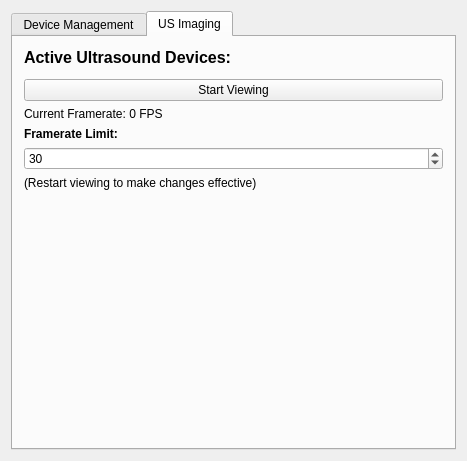
The window that Plugins/org.mitk.gui.qt.ultrasound/src/internal/UltrasoundSupportControls.ui (MITK/MITK) describes before a commit, drawn with Qt 5.
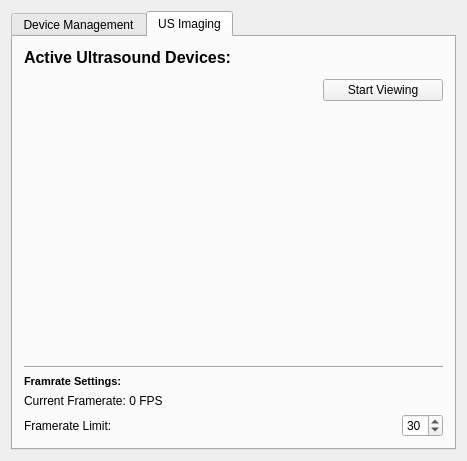
The same window after the commit. The open tabs and pages were chosen to show the change. Custom widgets are drawn as their Qt base class.

Patch:
```diff
--- a/Plugins/org.mitk.gui.qt.ultrasound/src/internal/UltrasoundSupportControls.ui
+++ b/Plugins/org.mitk.gui.qt.ultrasound/src/internal/UltrasoundSupportControls.ui
@@ -20,7 +20,7 @@
    <string>QmitkTemplate</string>
   </property>
   <layout class="QGridLayout" name="gridLayout">
-   <item row="0" column="0">
+   <item row="1" column="0">
     <widget class="QTabWidget" name="tabWidget">
      <property name="currentIndex">
       <number>0</number>
@@ -102,12 +102,66 @@
         </widget>
        </item>
        <item>
+        <layout class="QHBoxLayout" name="horizontalLayout_2">
+         <item>
+          <spacer name="horizontalSpacer_2">
+           <property name="orientation">
+            <enum>Qt::Horizontal</enum>
+           </property>
+           <property name="sizeHint" stdset="0">
+            <size>
+             <width>40</width>
+             <height>20</height>
+            </size>
+           </property>
+          </spacer>
+         </item>
+         <item>
         <widget class="QPushButton" name="m_BtnView">
+           <property name="minimumSize">
+            <size>
+             <width>120</width>
+             <height>0</height>
+            </size>
+           </property>
          <property name="text">
           <string>Start Viewing</string>
          </property>
         </widget>
        </item>
+        </layout>
+       </item>
+       <item>
+        <spacer name="verticalSpacer_2">
+         <property name="orientation">
+          <enum>Qt::Vertical</enum>
+         </property>
+         <property name="sizeHint" stdset="0">
+          <size>
+           <width>20</width>
+           <height>40</height>
+          </size>
+         </property>
+        </spacer>
+       </item>
+       <item>
+        <widget class="Line" name="line">
+         <property name="orientation">
+          <enum>Qt::Horizontal</enum>
+         </property>
+        </widget>
+       </item>
+       <item>
+        <widget class="QLabel" name="label_3">
+         <property name="text">
+          <string>&lt;!DOCTYPE HTML PUBLIC &quot;-//W3C//DTD HTML 4.0//EN&quot; &quot;http://www.w3.org/TR/REC-html40/strict.dtd&quot;&gt;
+&lt;html&gt;&lt;head&gt;&lt;meta name=&quot;qrichtext&quot; content=&quot;1&quot; /&gt;&lt;style type=&quot;text/css&quot;&gt;
+p, li { white-space: pre-wrap; }
+&lt;/style&gt;&lt;/head&gt;&lt;body style=&quot; font-family:'MS Shell Dlg 2'; font-size:7.8pt; font-weight:400; font-style:normal;&quot;&gt;
+&lt;p style=&quot; margin-top:0px; margin-bottom:0px; margin-left:0px; margin-right:0px; -qt-block-indent:0; text-indent:0px;&quot;&gt;&lt;span style=&quot; font-size:8pt; font-weight:600;&quot;&gt;Framrate Settings:&lt;/span&gt;&lt;/p&gt;&lt;/body&gt;&lt;/html&gt;</string>
+         </property>
+        </widget>
+       </item>
        <item>
         <widget class="QLabel" name="m_FramerateLabel">
          <property name="text">
@@ -116,18 +170,27 @@
         </widget>
        </item>
        <item>
-        <widget class="QLabel" name="label_3">
-         <property name="font">
-          <font>
-           <weight>75</weight>
-           <bold>true</bold>
-          </font>
-         </property>
+        <layout class="QHBoxLayout" name="horizontalLayout">
+         <item>
+          <widget class="QLabel" name="label_2">
          <property name="text">
           <string>Framerate Limit:</string>
          </property>
         </widget>
        </item>
+         <item>
+          <spacer name="horizontalSpacer">
+           <property name="orientation">
+            <enum>Qt::Horizontal</enum>
+           </property>
+           <property name="sizeHint" stdset="0">
+            <size>
+             <width>40</width>
+             <height>20</height>
+            </size>
+           </property>
+          </spacer>
+         </item>
        <item>
         <widget class="QSpinBox" name="m_FrameRate">
          <property name="minimum">
@@ -141,25 +204,7 @@
          </property>
         </widget>
        </item>
-       <item>
-        <widget class="QLabel" name="label_2">
-         <property name="text">
-          <string>(Restart viewing to make changes effective)</string>
-         </property>
-        </widget>
-       </item>
-       <item>
-        <spacer name="verticalSpacer_2">
-         <property name="orientation">
-          <enum>Qt::Vertical</enum>
-         </property>
-         <property name="sizeHint" stdset="0">
-          <size>
-           <width>20</width>
-           <height>40</height>
-          </size>
-         </property>
-        </spacer>
+        </layout>
        </item>
       </layout>
      </widget>
```
Left out of the diff: 25 changed lines with no effect on the pictures. Lines whose indentation alone changed are shown as unchanged.
